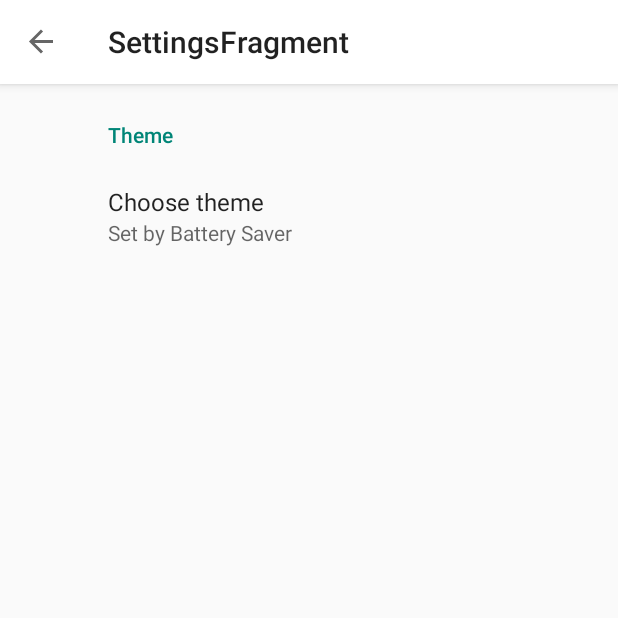
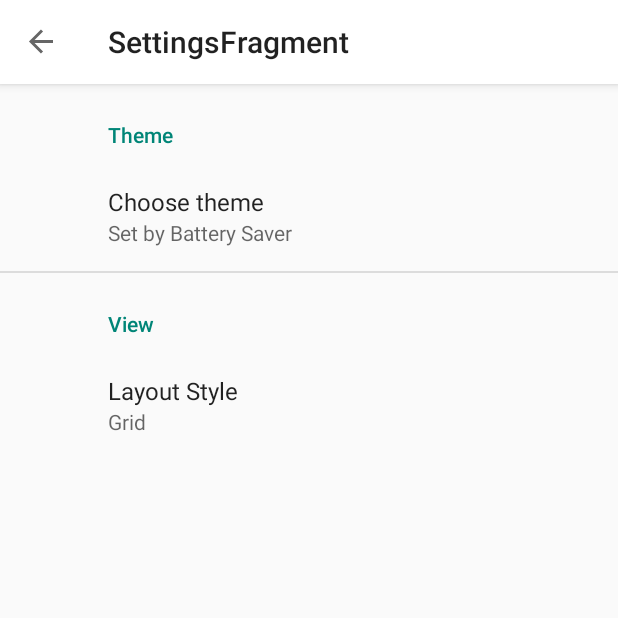
Before and after one commit to EyuCoder/MVVM_Notes, an Android app: the SettingsFragment screen opened through its navigation route, on a phone screen of 412 x 824 dp, the top half of it. Run offline under Robolectric (Android 15) with nearby library versions, the phone set to English and light mode, and no system bars; our stand-ins replace Room's generated code, androidx.preference, navigation-ui; 1 statement that could not run was skipped.

Commit message:
:fire: #9 added

```diff
--- a/app/src/main/java/com/codexo/notes/data/PreferenceManager.kt
+++ b/app/src/main/java/com/codexo/notes/data/PrefsManager.kt
@@ -1,9 +1,11 @@
 package com.codexo.notes.data
 
 import android.content.Context
+import androidx.preference.PreferenceManager
 import com.codexo.notes.utils.SortBy
+import com.codexo.notes.utils.VIEW_PREF_KEY
 
-class PreferenceManager(private val context: Context) {
+class PrefsManager(private val context: Context) {
 
     companion object {
         private const val PREFS_NAME = "JottyNotes"
@@ -38,4 +40,12 @@ class PreferenceManager(private val context: Context) {
         }
         return false
     }
+
+    fun getViewStyle(): String? {
+        val prefs = PreferenceManager.getDefaultSharedPreferences(context)
+        if (prefs.contains(VIEW_PREF_KEY)) {
+            return prefs.getString(VIEW_PREF_KEY, "grid")
+        }
+        return null
+    }
 }
--- a/app/src/main/java/com/codexo/notes/ui/notes/NotesFragment.kt
+++ b/app/src/main/java/com/codexo/notes/ui/notes/NotesFragment.kt
@@ -6,21 +6,24 @@ import android.view.Menu
 import android.view.MenuInflater
 import android.view.MenuItem
 import android.view.View
+import android.widget.Toast
 import androidx.appcompat.widget.SearchView
 import androidx.core.view.isVisible
 import androidx.fragment.app.Fragment
 import androidx.fragment.app.viewModels
 import androidx.navigation.fragment.findNavController
+import androidx.recyclerview.widget.LinearLayoutManager
 import androidx.recyclerview.widget.StaggeredGridLayoutManager
 import com.codexo.notes.R
 import com.codexo.notes.adapters.NotesAdapter
 import com.codexo.notes.data.Note
-import com.codexo.notes.data.PreferenceManager
+import com.codexo.notes.data.PrefsManager
 import com.codexo.notes.databinding.FragmentNotesBinding
 import com.codexo.notes.ui.SharedViewModel
 import com.codexo.notes.utils.SortBy
 import com.google.android.material.dialog.MaterialAlertDialogBuilder
 import com.google.android.material.snackbar.Snackbar
+import kotlinx.android.synthetic.main.fragment_notes.*
 
 class NotesFragment : Fragment(R.layout.fragment_notes), NotesAdapter.OnItemClickListener {
 
@@ -31,18 +34,16 @@ class NotesFragment : Fragment(R.layout.fragment_notes), NotesAdapter.OnItemClic
     private val binding
         get() = _binding
     private val notesAdapter = NotesAdapter(this)
-    private val prefs: PreferenceManager by lazy { PreferenceManager(requireContext()) }
+    private val prefs: PrefsManager by lazy { PrefsManager(requireContext()) }
 
     override fun onViewCreated(view: View, savedInstanceState: Bundle?) {
         super.onViewCreated(view, savedInstanceState)
         _binding = FragmentNotesBinding.bind(view)
 
-        Log.d(TAG, "onViewCreated:${SortBy.CREATED_AT.colName}")
-
         binding?.apply {
             rvNotes.apply {
                 adapter = notesAdapter
-                layoutManager = StaggeredGridLayoutManager(2, StaggeredGridLayoutManager.VERTICAL)
+                layoutStyle()
                 setHasFixedSize(true)
             }
         }
@@ -55,6 +56,7 @@ class NotesFragment : Fragment(R.layout.fragment_notes), NotesAdapter.OnItemClic
                 animationView.playAnimation()
             }
         }
+        Log.d(TAG, "onViewCreated:${prefs.getViewStyle()}")
 
         setHasOptionsMenu(true)
     }
@@ -67,6 +69,12 @@ class NotesFragment : Fragment(R.layout.fragment_notes), NotesAdapter.OnItemClic
 
         val pinFavoriteMenu = menu.findItem(R.id.action_pin_favorites)
         pinFavoriteMenu.isChecked = prefs.favoritePinnedStatus()
+
+        when (prefs.sortBy()) {
+            SortBy.TITLE.colName -> updateMenu(menu.findItem(R.id.action_sort_by_title))
+            SortBy.CREATED_AT.colName -> updateMenu(menu.findItem(R.id.action_sort_by_date_created))
+            SortBy.LAST_UPDATED_AT.colName -> updateMenu(menu.findItem(R.id.action_sort_by_date_modified))
+        }
 
         searchView.setOnQueryTextListener(object : SearchView.OnQueryTextListener {
             override fun onQueryTextSubmit(query: String?): Boolean {
@@ -92,17 +100,17 @@ class NotesFragment : Fragment(R.layout.fragment_notes), NotesAdapter.OnItemClic
             }
             R.id.action_sort_by_title -> {
                 prefs.setSortBy(SortBy.TITLE.colName)
-                viewModel.allNotes.observe(this, { notesAdapter.setData(it) })
+                updateMenu(item)
                 true
             }
             R.id.action_sort_by_date_created -> {
                 prefs.setSortBy(SortBy.CREATED_AT.colName)
-                viewModel.allNotes.observe(this, { notesAdapter.setData(it) })
+                updateMenu(item)
                 true
             }
             R.id.action_sort_by_date_modified -> {
                 prefs.setSortBy(SortBy.LAST_UPDATED_AT.colName)
-                viewModel.allNotes.observe(this, { notesAdapter.setData(it) })
+                updateMenu(item)
                 true
             }
             R.id.action_settings -> {
@@ -119,6 +127,11 @@ class NotesFragment : Fragment(R.layout.fragment_notes), NotesAdapter.OnItemClic
             }
             else -> super.onOptionsItemSelected(item)
         }
+    }
+
+    private fun updateMenu(item: MenuItem) {
+        viewModel.allNotes.observe(this, { notesAdapter.setData(it) })
+        item.isChecked = true
     }
 
     private fun deleteAllDialog() {
@@ -176,13 +189,19 @@ class NotesFragment : Fragment(R.layout.fragment_notes), NotesAdapter.OnItemClic
         _binding = null
     }
 
-    companion object {
-        val sortBy = listOf("title", "created_at", "last_updated_at", "favorite")
-    }
-
     override fun onResume() {
         super.onResume()
         viewModel.allNotes.observe(viewLifecycleOwner) { notesAdapter.setData(it) }
+    }
+
+    private fun layoutStyle() {
+        if (prefs.getViewStyle().equals("list")) {
+            binding!!.rvNotes.layoutManager =
+                LinearLayoutManager(context)
+        } else {
+            binding!!.rvNotes.layoutManager =
+                StaggeredGridLayoutManager(2, StaggeredGridLayoutManager.VERTICAL)
+        }
     }
 
     override fun onFavoriteClicked(markedFavorite: Boolean, id: Long) {
--- a/app/src/main/java/com/codexo/notes/ui/notes/NotesViewModel.kt
+++ b/app/src/main/java/com/codexo/notes/ui/notes/NotesViewModel.kt
@@ -7,8 +7,7 @@ import androidx.lifecycle.LiveData
 import androidx.lifecycle.viewModelScope
 import com.codexo.notes.data.Note
 import com.codexo.notes.data.NoteDatabase
-import com.codexo.notes.data.PreferenceManager
-import kotlinx.coroutines.Dispatchers
+import com.codexo.notes.data.PrefsManager
 import kotlinx.coroutines.launch
 
 class NotesViewModel constructor(application: Application) : AndroidViewModel(application) {
@@ -17,7 +16,7 @@ class NotesViewModel constructor(application: Application) : AndroidViewModel(ap
 
     lateinit var searchQuery: String
 
-    private val prefs = PreferenceManager(application)
+    private val prefs = PrefsManager(application)
 
     val allNotes: LiveData<List<Note>>
         get() = getNotes()
--- a/app/src/main/java/com/codexo/notes/utils/Const.kt
+++ b/app/src/main/java/com/codexo/notes/utils/Const.kt
@@ -2,6 +2,7 @@ package com.codexo.notes.utils
 
 const val THEME_PREF_KEY = "themePref"
 const val VIEW_PREF_KEY = "viewPref"
+
 
 enum class SortBy(val colName: String) {
     ID("id"),
--- a/app/src/main/res/menu/menu_fragment_notes.xml
+++ b/app/src/main/res/menu/menu_fragment_notes.xml
@@ -8,8 +8,6 @@
         android:title="@string/search"
         app:actionViewClass="androidx.appcompat.widget.SearchView"
         app:showAsAction="always|collapseActionView" />
-
-    <group android:checkableBehavior="single">
 
     <item
         android:icon="@drawable/ic_sort"
@@ -24,7 +22,10 @@
                     android:title="@string/pin_favorites"
                     app:showAsAction="never" />
             </group>
+            <group android:checkableBehavior="single"
+                android:id="@+id/sort_menu">
                 <item
+
                     android:id="@+id/action_sort_by_title"
                     android:title="@string/title" />
                 <item
@@ -33,10 +34,9 @@
                 <item
                     android:id="@+id/action_sort_by_date_modified"
                     android:title="@string/date_modified" />
+            </group>
         </menu>
-
     </item>
-    </group>
 
     <!--    <item-->
     <!--        android:id="@+id/action_show_archived"-->
--- a/app/src/main/res/values/arrays.xml
+++ b/app/src/main/res/values/arrays.xml
@@ -1,4 +1,5 @@
 <resources>
+    <!-- Application Theme -->
     <string-array name="themeListArray">
         <item>Light</item>
         <item>Dark</item>
@@ -10,4 +11,15 @@
         <item>dark</item>
         <item>default</item>
     </string-array>
+
+    <!-- Recyclerview Layout Style -->
+    <string-array name="viewListArray">
+        <item>List</item>
+        <item>Grid</item>
+    </string-array>
+
+    <string-array name="viewEntryArray">
+        <item>list</item>
+        <item>grid</item>
+    </string-array>
 </resources>
--- a/app/src/main/res/xml/root_preferences.xml
+++ b/app/src/main/res/xml/root_preferences.xml
@@ -14,4 +14,19 @@
 
     </PreferenceCategory>
 
+    <PreferenceCategory
+        app:key="view_category"
+        app:title="View">
+
+        <ListPreference
+            app:key="viewPref"
+            app:title="Layout Style"
+            app:defaultValue="grid"
+            app:dialogTitle="Select layout style"
+            app:entries="@array/viewListArray"
+            app:entryValues="@array/viewEntryArray"
+            app:useSimpleSummaryProvider="true"/>
+
+    </PreferenceCategory>
+
 </PreferenceScreen>
```
Lines whose indentation alone changed are shown as unchanged.
